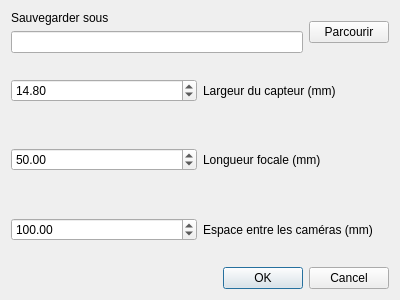
This is GUI/exportdialog.ui in clemux/Stereovision as Qt 5 draws it before an edit. The edited form follows.
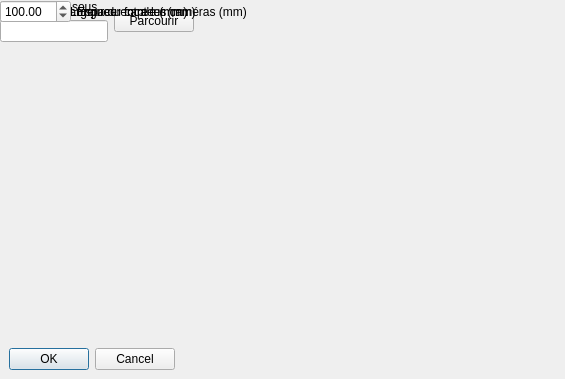
This is the edited form.

What changed in the file:
```diff
--- a/GUI/exportdialog.ui
+++ b/GUI/exportdialog.ui
@@ -6,15 +6,30 @@
    <rect>
     <x>0</x>
     <y>0</y>
-    <width>400</width>
-    <height>300</height>
+    <width>565</width>
+    <height>379</height>
    </rect>
   </property>
   <property name="windowTitle">
    <string>Dialog</string>
   </property>
-  <layout class="QVBoxLayout" name="verticalLayout_2">
-   <item>
+  <widget class="QDialogButtonBox" name="buttonBox">
+   <property name="geometry">
+    <rect>
+     <x>9</x>
+     <y>348</y>
+     <width>166</width>
+     <height>22</height>
+    </rect>
+   </property>
+   <property name="orientation">
+    <enum>Qt::Horizontal</enum>
+   </property>
+   <property name="standardButtons">
+    <set>QDialogButtonBox::Cancel|QDialogButtonBox::Ok</set>
+   </property>
+  </widget>
+  <widget class="QWidget" name="">
     <layout class="QHBoxLayout" name="horizontalLayout_2">
      <item>
       <layout class="QVBoxLayout" name="verticalLayout">
@@ -38,8 +53,8 @@
       </widget>
      </item>
     </layout>
-   </item>
-   <item>
+  </widget>
+  <widget class="QWidget" name="">
     <layout class="QHBoxLayout" name="horizontalLayout">
      <item>
       <widget class="QDoubleSpinBox" name="sensorWidthBox">
@@ -56,8 +71,8 @@
       </widget>
      </item>
     </layout>
-   </item>
-   <item>
+  </widget>
+  <widget class="QWidget" name="">
     <layout class="QHBoxLayout" name="horizontalLayout_4">
      <item>
       <widget class="QDoubleSpinBox" name="focalBox">
@@ -77,8 +92,8 @@
       </widget>
      </item>
     </layout>
-   </item>
-   <item>
+  </widget>
+  <widget class="QWidget" name="">
     <layout class="QHBoxLayout" name="horizontalLayout_3">
      <item>
       <widget class="QDoubleSpinBox" name="baselineBox">
@@ -98,18 +113,7 @@
       </widget>
      </item>
     </layout>
-   </item>
-   <item>
-    <widget class="QDialogButtonBox" name="buttonBox">
-     <property name="orientation">
-      <enum>Qt::Horizontal</enum>
-     </property>
-     <property name="standardButtons">
-      <set>QDialogButtonBox::Cancel|QDialogButtonBox::Ok</set>
-     </property>
-    </widget>
-   </item>
-  </layout>
+  </widget>
  </widget>
  <resources/>
  <connections>
```
Lines whose indentation alone changed are shown as unchanged.
